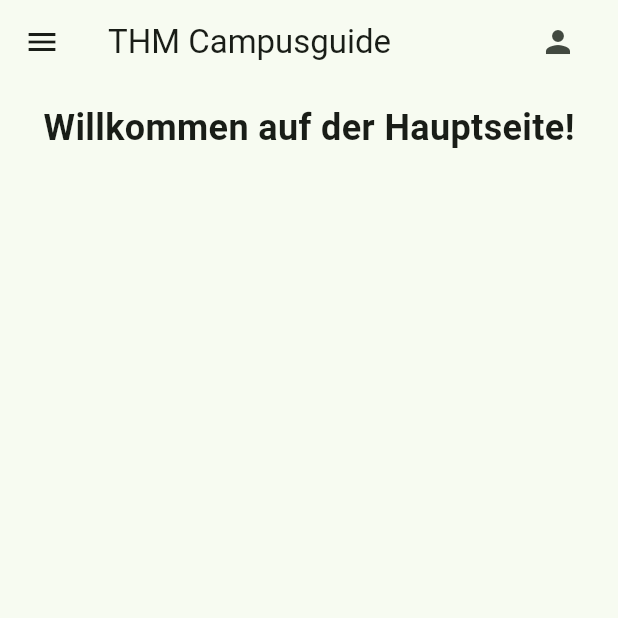
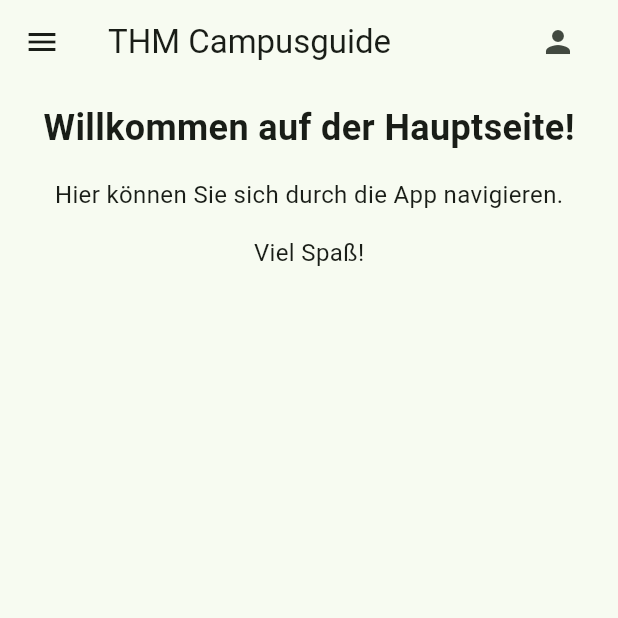
Before and after one commit to Feeelix92/campus_guide_gui, a Flutter app: the screen it shows after launch, on a phone screen of 412 x 824 dp, the top half of it. Run offline on Flutter 3.47's test engine with Material 2 defaults, Android fonts, the light colour scheme and no system bars; our stand-ins replace auto_route, flutter_map, flutter_svg, image_picker, latlong2, qr_flutter and 1 more; missing offline and left inert: flutter_map_marker_popup, random_avatar.

Commit message:
added some Text to Homescreen

```diff
--- a/lib/screens/home_screen.dart
+++ b/lib/screens/home_screen.dart
@@ -1,5 +1,7 @@
 import 'package:auto_route/auto_route.dart';
+import 'package:campus_guide_gui/core/app_router.gr.dart';
 import 'package:campus_guide_gui/widgets/customAppBar.dart';
+import 'package:campus_guide_gui/widgets/customText.dart';
 import 'package:campus_guide_gui/widgets/h1.dart';
 import 'package:flutter/material.dart';
 
@@ -17,7 +19,9 @@ class HomeScreen extends StatelessWidget {
       body: Center(
         child: Column(
           children: [
-            H1(text: 'Willkommen auf der Hauptseite!')
+            H1(text: 'Willkommen auf der Hauptseite!'),
+            CustomText(text: 'Hier können Sie sich durch die App navigieren.'),
+            CustomText(text: 'Viel Spaß!'),
           ],
         ),
       ),
```
